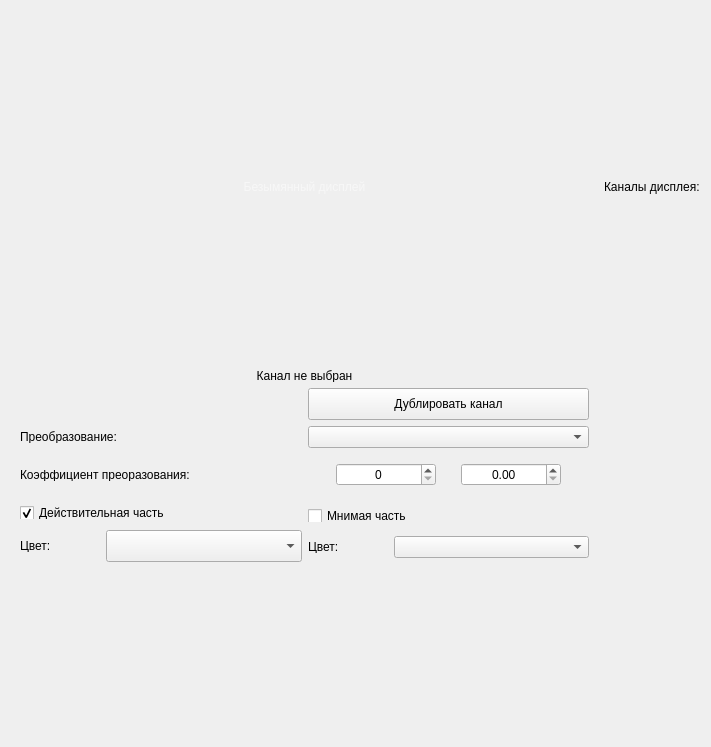
The window that Oscilloscope/simplescope.ui (YegorR/Oscilloscope) describes before a commit, drawn with Qt 5.
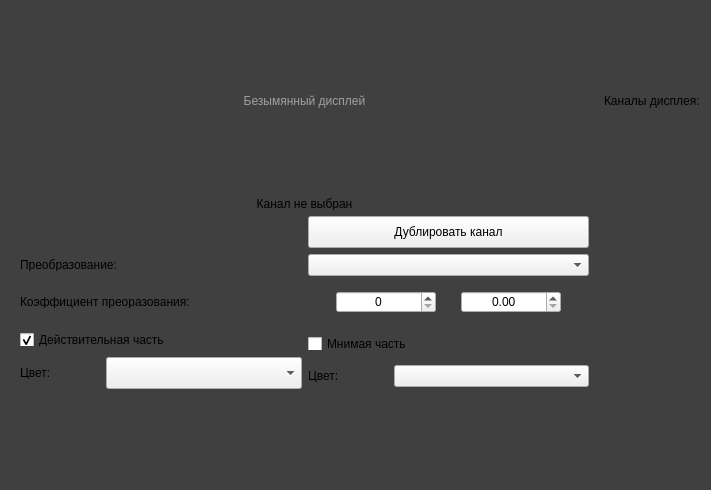
The same window after the commit.

What changed in the file:
```diff
--- a/Oscilloscope/simplescope.ui
+++ b/Oscilloscope/simplescope.ui
@@ -10,7 +10,7 @@
     <x>0</x>
     <y>0</y>
     <width>711</width>
-    <height>747</height>
+    <height>490</height>
    </rect>
   </property>
   <property name="windowTitle">
@@ -20,7 +20,9 @@
    <bool>false</bool>
   </property>
   <property name="styleSheet">
-   <string notr="true"/>
+   <string notr="true">#SimpleScope {
+	background-color: rgb(64, 64, 64)
+}</string>
   </property>
   <layout class="QGridLayout" name="gridLayout" rowstretch="0,0" columnstretch="0,0">
    <item row="1" column="1">
```
